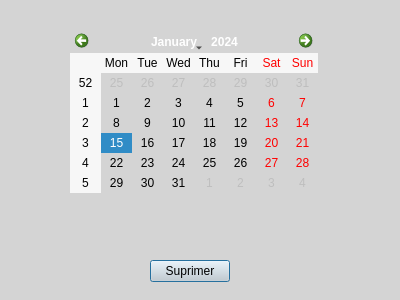
Before: the Qt Designer form supseance.ui in CalmettesT/Projet-BTS, drawn with Qt 5.
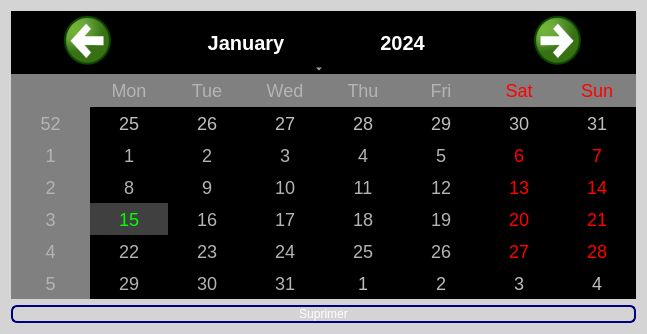
After: the same form once the commit is applied.

The edit to the form file:
```diff
--- a/supseance.ui
+++ b/supseance.ui
@@ -6,8 +6,8 @@
    <rect>
     <x>0</x>
     <y>0</y>
-    <width>400</width>
-    <height>300</height>
+    <width>463</width>
+    <height>334</height>
    </rect>
   </property>
   <property name="windowTitle">
@@ -16,29 +16,72 @@
   <property name="styleSheet">
    <string notr="true">background-color: rgb(212, 212, 212);</string>
   </property>
-  <widget class="QPushButton" name="pushButton">
-   <property name="geometry">
-    <rect>
-     <x>150</x>
-     <y>260</y>
-     <width>80</width>
-     <height>22</height>
-    </rect>
-   </property>
-   <property name="text">
-    <string>Suprimer</string>
-   </property>
-  </widget>
-  <widget class="QCalendarWidget" name="calendarWidget">
-   <property name="geometry">
-    <rect>
-     <x>70</x>
-     <y>30</y>
-     <width>248</width>
-     <height>163</height>
-    </rect>
-   </property>
-  </widget>
+  <layout class="QVBoxLayout" name="verticalLayout_2">
+   <item>
+    <layout class="QVBoxLayout" name="verticalLayout">
+     <item>
+      <widget class="QCalendarWidget" name="calendarWidget">
+       <property name="styleSheet">
+        <string notr="true">QCalendarWidget QToolButton {
+
+	width:150px;
+	color:white;
+	font-size:20px;
+	icon-size:56px,56px;
+	background-color: rgb(0, 0, 0);
+}
+
+
+QCalendarWidget QWidget{
+	alternate-background-color:rgb(128,128,128)
+}
+
+QCalendarWidget QAbstractItemView:enabled{
+	font-size:18px;
+	color:rgb(180,180,180);
+	background-color:black;
+	selection-background-color:rgb(64,64,64);
+	selection-color:rgb(0,255,0);
+}</string>
+       </property>
+      </widget>
+     </item>
+     <item>
+      <widget class="QPushButton" name="pushButton">
+       <property name="styleSheet">
+        <string notr="true">QPushButton {
+	
+	font: 75 16pt &quot;Arial&quot;;
+	color: rgb(255, 255, 255);
+         border: 2px solid #8f8f91;
+         border-radius: 6px;
+         background-color: qlineargradient(x1: 0, y1: 0, x2: 0, y2: 1,
+                                           stop: 0 #181716, stop: 1 #3D3C3A);
+         min-width: 80px;
+     }
+
+     QPushButton:pressed {
+         background-color: qlineargradient(x1: 0, y1: 0, x2: 0, y2: 1,
+                                           stop: 0 #3D3C3A, stop: 1 #181716);
+     }
+
+     QPushButton:flat {
+         border: none; /* no border for a flat push button */
+     }
+
+     QPushButton:default {
+         border-color: navy; /* make the default button prominent */
+     }
+</string>
+       </property>
+       <property name="text">
+        <string>Suprimer</string>
+       </property>
+      </widget>
+     </item>
+    </layout>
+   </item>
+  </layout>
  </widget>
  <resources/>
  <connections/>
```
